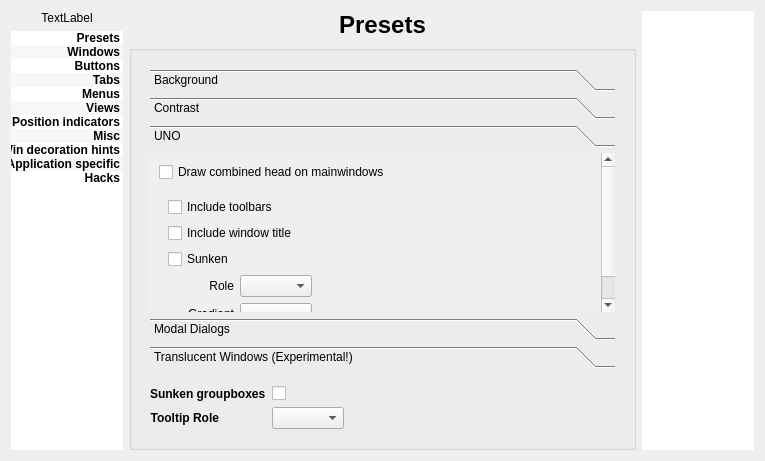
deiv/bespin-pkg, file config/config.ui: the form before one commit.
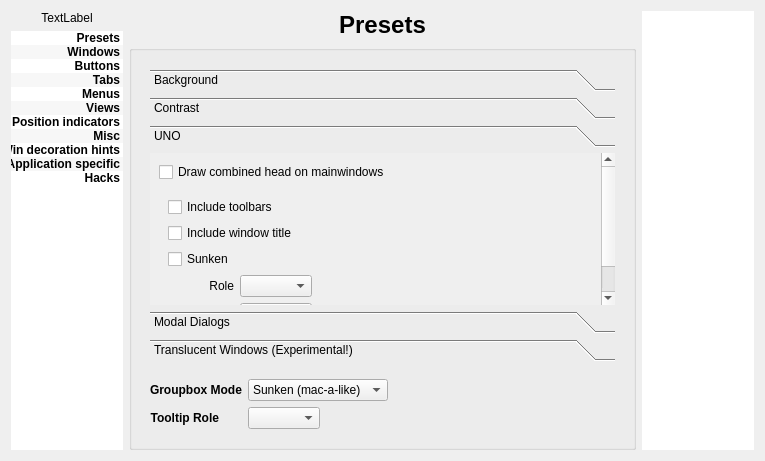
The form after the commit. The open tabs and pages were chosen to show the change.

Commit message: push some additional groupbox modes - no Mats, sorry... not yet :-(

What changed in the file:
```diff
--- a/config/config.ui
+++ b/config/config.ui
@@ -470,14 +470,7 @@
                </font>
               </property>
               <property name="text">
-               <string>Sunken groupboxes</string>
-              </property>
-             </widget>
-            </item>
-            <item row="0" column="1">
-             <widget class="QCheckBox" name="sunkenGroups">
-              <property name="text">
-               <string/>
+               <string>Groupbox Mode</string>
               </property>
              </widget>
             </item>
@@ -500,6 +493,30 @@
             <item row="1" column="1">
              <widget class="QComboBox" name="tooltipRole"/>
             </item>
+            <item row="0" column="1">
+             <widget class="QComboBox" name="groupBoxMode">
+              <item>
+               <property name="text">
+                <string>Sunken (mac-a-like)</string>
+               </property>
+              </item>
+              <item>
+               <property name="text">
+                <string>Raised (light bevel)</string>
+               </property>
+              </item>
+              <item>
+               <property name="text">
+                <string>Raised (inverted)</string>
+               </property>
+              </item>
+              <item>
+               <property name="text">
+                <string>Raised (plain plate)</string>
+               </property>
+              </item>
+             </widget>
+            </item>
            </layout>
           </item>
           <item row="0" column="0">
@@ -824,7 +841,7 @@
               <rect>
                <x>0</x>
                <y>0</y>
-               <width>450</width>
+               <width>436</width>
                <height>180</height>
               </rect>
              </property>
```
Left out of the diff: 34 changed lines with no effect on the pictures. The commit also changes 10 other files.
